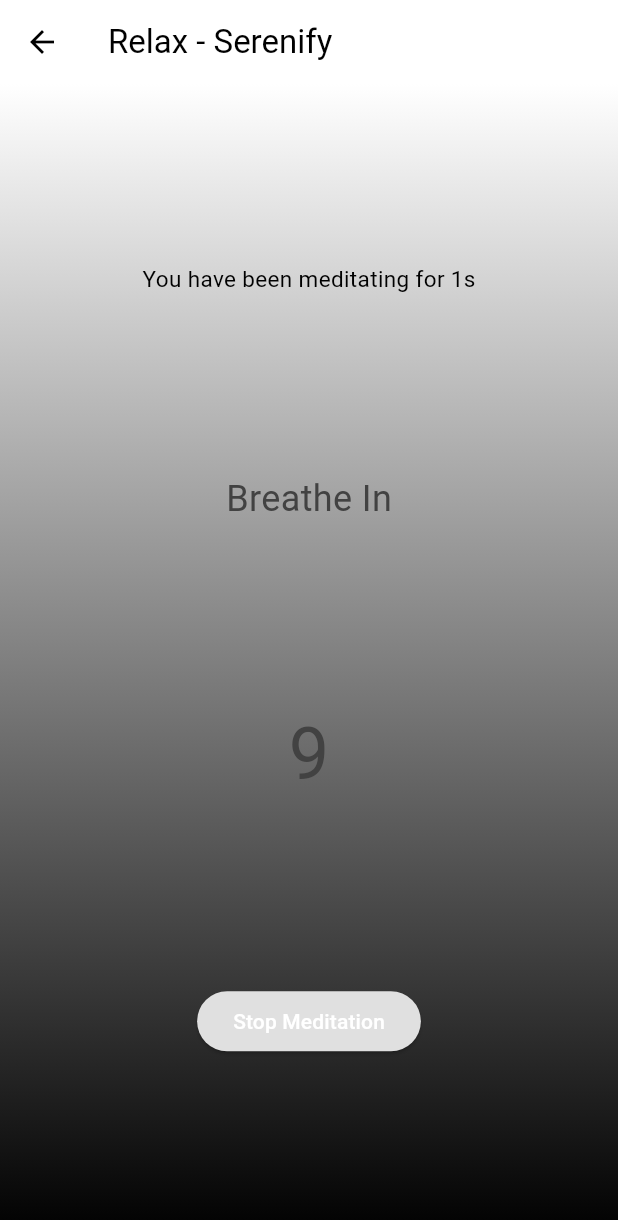
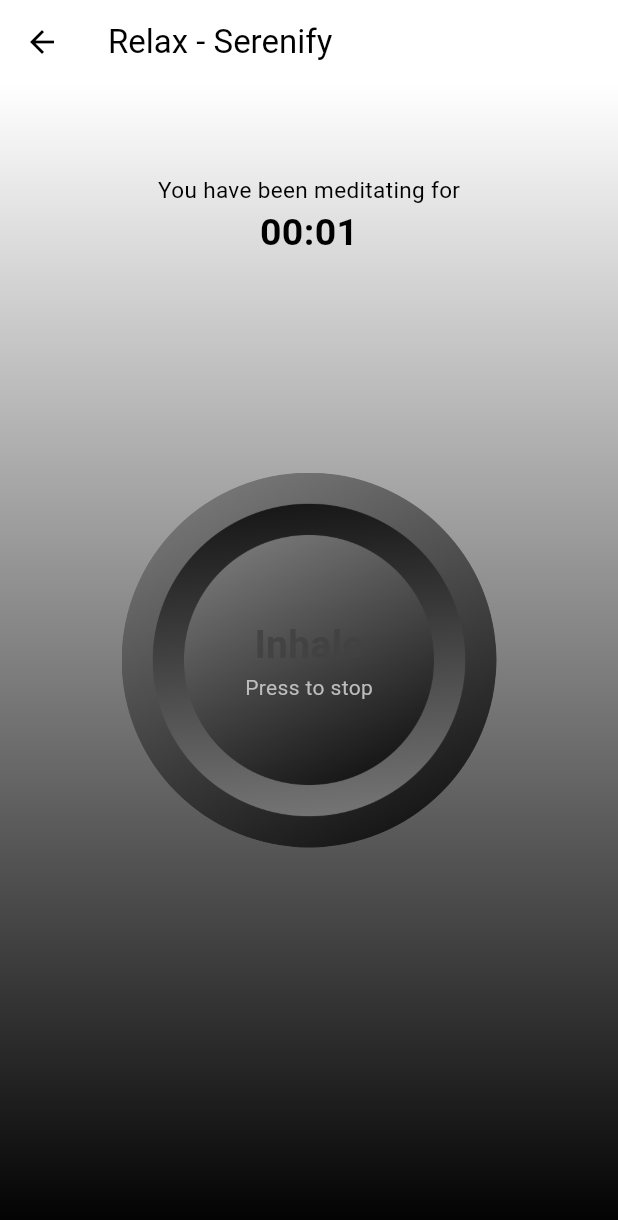
Before and after one commit to Jagjit0306/Myriad, a Flutter app: the SerenifyBreathePage screen opened by its route, after a tap on "Start Meditation", on a phone screen of 412 x 824 dp. Shown: the top 1220 px of the screen. Run offline on Flutter 3.47's test engine with Material 3 defaults, Android fonts, the phone set to English and light mode, and no system bars; our stand-ins replace audioplayers, camera, cloud_firestore, dash_chat_2, firebase_auth, firebase_core and 9 more; missing offline and left inert: colornames, google_maps_webservice; accounts and stored records are empty; generated files the repository leaves out were written again.

Commit message:
Serenify_Breathe added
work can be done on animations but meh

```diff
--- a/myriad/lib/helper/helper_functions.dart
+++ b/myriad/lib/helper/helper_functions.dart
@@ -51,32 +51,18 @@ String timeSince(Timestamp timestamp) {
 String timeSinceInSeconds(int seconds) {
   final duration = Duration(seconds: seconds);
 
-  final years = duration.inDays ~/ 365;
-  if (years > 0) {
-    return '${years}y';
-  }
+  final days = duration.inDays;
+  final hours = duration.inHours.remainder(24);
+  final minutes = duration.inMinutes.remainder(60);
+  final secs = duration.inSeconds.remainder(60);
 
-  final months = duration.inDays ~/ 30;
-  if (months > 0) {
-    return '${months}m';
-  }
+  final parts = <String>[];
+  if (days > 0) parts.add(days.toString().padLeft(2, '0'));
+  if (hours > 0 || parts.isNotEmpty) parts.add(hours.toString().padLeft(2, '0'));
+  parts.add(minutes.toString().padLeft(2, '0'));
+  parts.add(secs.toString().padLeft(2, '0'));
 
-  final days = duration.inDays;
-  if (days > 0) {
-    return '${days}d';
-  }
-
-  final hours = duration.inHours;
-  if (hours > 0) {
-    return '${hours}h';
-  }
-
-  final minutes = duration.inMinutes;
-  if (minutes > 0) {
-    return '${minutes}m';
-  }
-
-  return '${seconds}s';
+  return parts.join(':');
 }
 
 class FallDetectionService {
--- a/myriad/lib/pages/serenify_breathe_page.dart
+++ b/myriad/lib/pages/serenify_breathe_page.dart
@@ -69,64 +69,126 @@ class _SerenifyBreathePageState extends State<SerenifyBreathePage> {
             colors: [Colors.white, Colors.black],
           ),
         ),
-        child: Center(
-          child: isMeditating
-              ? Column(
-                  mainAxisAlignment: MainAxisAlignment.spaceEvenly,
+        child: Stack(
+          children: [
+            Padding(
+              padding: const EdgeInsets.fromLTRB(0, 60, 0, 60),
+              child: SizedBox(
+                width: double.infinity,
+                child: Column(
+                  mainAxisAlignment: isMeditating
+                      ? MainAxisAlignment.start
+                      : MainAxisAlignment.end,
+                  crossAxisAlignment: CrossAxisAlignment.center,
+                  mainAxisSize: MainAxisSize.max,
+                  children: [
+                    if (isMeditating)
+                      Column(
                         children: [
                           Text(
-                      "You have been meditating for ${timeSinceInSeconds(secondsSince)}",
+                            "You have been meditating for",
                             style: TextStyle(color: Colors.black, fontSize: 15),
                           ),
                           Text(
-                      countdown > duration / 2 ? 'Breathe In' : 'Breathe Out',
-                      style: TextStyle(fontSize: 24),
-                    ),
-                    Text(
-                      '$countdown',
-                      style: TextStyle(fontSize: 48),
-                    ),
-                    ElevatedButton(
-                      onPressed: stopMeditation,
-                      child: const Text(
-                        'Stop Meditation',
-                        style: TextStyle(color: Colors.white),
+                            timeSinceInSeconds(secondsSince),
+                            style: TextStyle(
+                              color: Colors.black,
+                              fontSize: 25,
+                              fontWeight: FontWeight.w700,
                             ),
                           ),
                         ],
-                )
-              : Column(
-                  mainAxisAlignment: MainAxisAlignment.center,
-                  children: [
-                    Slider(
-                      activeColor: Theme.of(context).colorScheme.secondary,
-                      inactiveColor: Theme.of(context).colorScheme.primary,
-                      thumbColor: Theme.of(context).colorScheme.inversePrimary,
+                      ),
+                    if (!isMeditating)
+                      Theme(
+                        data: ThemeData.light(),
+                        child: Slider(
+                          activeColor: Colors.grey.shade500,
+                          inactiveColor: Colors.grey.shade800,
+                          thumbColor: Colors.white,
                           value: duration.toDouble(),
                           min: 5,
                           max: 15,
                           divisions: 10,
-                      // label: '$duration seconds',
                           onChanged: (value) {
                             setState(() {
                               duration = value.toInt();
                             });
                           },
                         ),
-                    ElevatedButton(
-                      onPressed: startMeditation,
-                      style: ElevatedButton.styleFrom(
-                        shape: CircleBorder(),
-                        padding: EdgeInsets.all(24),
                       ),
-                      child: const Text(
+                  ],
+                ),
+              ),
+            ),
+            Center(
+              child: SerenifyRoundButton(
+                onPressed: () {
+                  if (isMeditating) {
+                    stopMeditation();
+                  } else {
+                    startMeditation();
+                  }
+                },
+                child: isMeditating
+                    ? Column(
+                        mainAxisSize: MainAxisSize.max,
+                        mainAxisAlignment: MainAxisAlignment.center,
+                        children: [
+                          AnimatedSwitcher(
+                            duration: Duration(seconds: 1),
+                            child: Text(
+                              countdown > duration / 2 ? 'Inhale' : 'Exhale',
+                              key: ValueKey<int>(countdown),
+                              style: TextStyle(
+                                fontSize: 26,
+                                fontWeight: FontWeight.w600,
+                              ),
+                            ),
+                          ),
+                          Text("Press to stop",
+                              style: TextStyle(color: Colors.grey.shade400)),
+                        ],
+                      )
+                    : const Text(
                         'Start Meditation',
-                        style: TextStyle(color: Colors.white),
+                        style: TextStyle(color: Colors.white, fontSize: 18, fontWeight: FontWeight.w400),
+                      ),
               ),
             ),
           ],
         ),
       ),
+    );
+  }
+}
+
+class SerenifyRoundButton extends StatelessWidget {
+  Widget child;
+  VoidCallback onPressed;
+  SerenifyRoundButton(
+      {super.key, required this.child, required this.onPressed});
+
+  @override
+  Widget build(BuildContext context) {
+    return GestureDetector(
+      onTap: () {
+        Feedback.forTap(context);
+        onPressed();
+      },
+      child: Container(
+        width: 250.0,
+        height: 250.0,
+        decoration: BoxDecoration(
+          shape: BoxShape.circle,
+          image: DecorationImage(
+            image: AssetImage('assets/Serenify_Round_Button.png'),
+            fit: BoxFit.cover,
+          ),
+        ),
+        child: Center(
+          child: child,
+        ),
       ),
     );
   }
--- a/myriad/lib/pages/serenify_page.dart
+++ b/myriad/lib/pages/serenify_page.dart
@@ -82,7 +82,7 @@ class _SerenifyPageState extends State<SerenifyPage> {
                       link: '/serenify_meditate',
                     ),
                     SerenifySubWidget(
-                      imgPath: 'assets/Frame_Breath.png',
+                      imgPath: 'assets/Frame_Breathe.png',
                       link: '/serenify_breathe',
                     ),
                     SerenifySubWidget(
--- a/myriad/pubspec.yaml
+++ b/myriad/pubspec.yaml
@@ -43,5 +43,6 @@ flutter:
     - assets/scream.mp3
     - assets/Frame_Meditate.png
     - assets/Frame_Sleep.png
-    - assets/Frame_Breath.png
+    - assets/Frame_Breathe.png
     - assets/Frame_Affirmate.png
+    - assets/Serenify_Round_Button.png
```
Also changed, not shown: myriad/assets/Frame_Breathe.png (added), myriad/assets/Serenify_Round_Button.png (added). Lines whose indentation alone changed are shown as unchanged.
